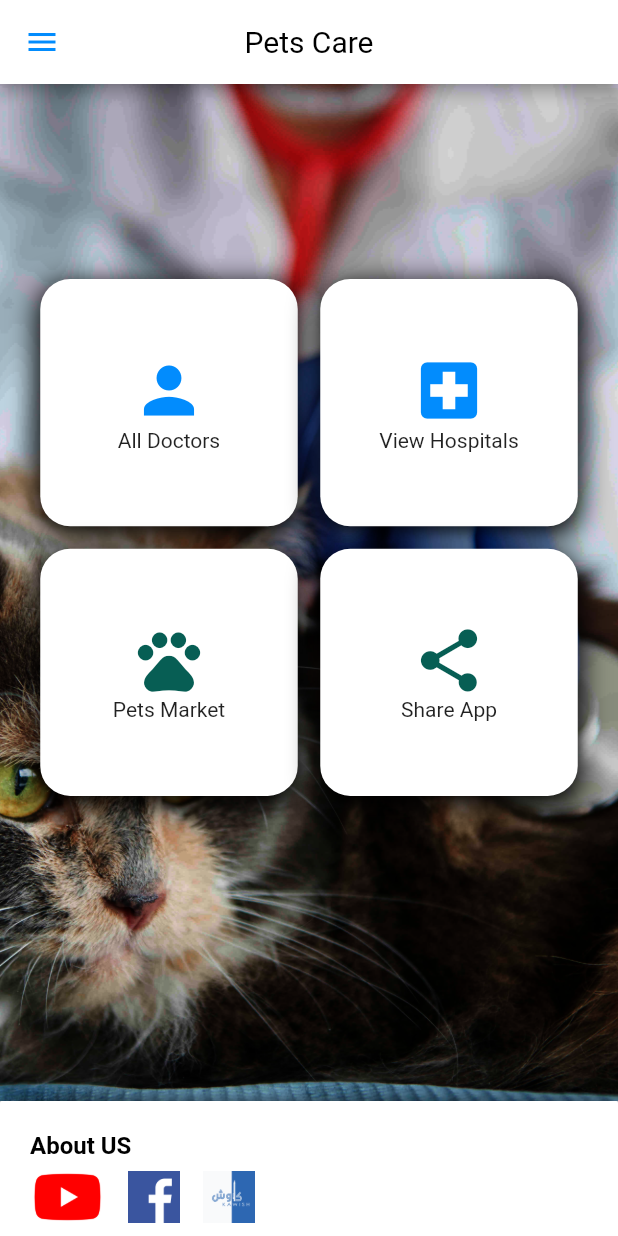
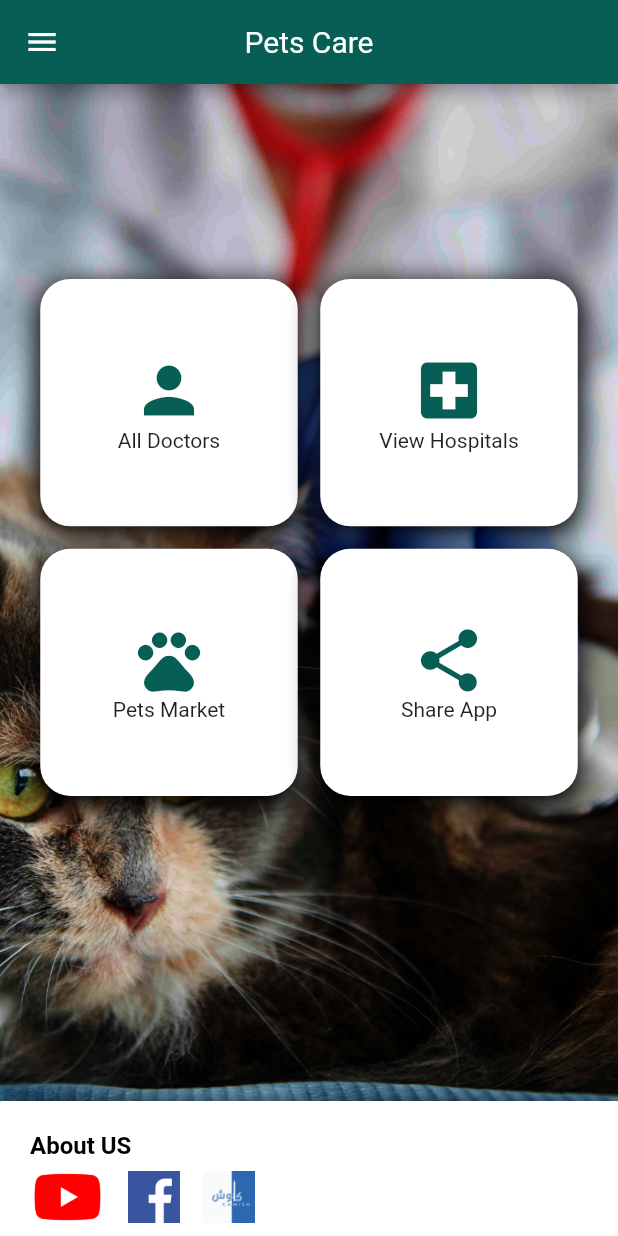
Before and after one commit to Logoutbye/Pets-Cure-App, a Flutter app: the screen it shows after launch, after a tap on "Login", on a phone screen of 412 x 824 dp. Run offline on Flutter 3.47's test engine with Material 2 defaults, Android fonts, the phone set to English and light mode, and no system bars; our stand-ins replace another_flushbar, fluttertoast, shared_preferences; network calls fail.

Commit message:
Ui Updated in login screen

```diff
--- a/lib/res/components/my_app_drawer.dart
+++ b/lib/res/components/my_app_drawer.dart
@@ -17,13 +17,13 @@ class _MyAppDrawerState extends State<MyAppDrawer> {
   @override
   Widget build(BuildContext context) {
     return Drawer(
-      backgroundColor: Colors.white,
+      backgroundColor: MyColors.KWhite,
       child: ListView(
         children: [
           DrawerHeader(
             padding: EdgeInsets.fromLTRB(0, 0, 0, 0),
             child: Container(
-              decoration: BoxDecoration(color: Theme.of(context).primaryColor),
+              decoration: BoxDecoration(color: MyColors.kPrimary),
               child:
                   // waiter == false
                   //     ? Center(
@@ -178,7 +178,7 @@ class _MyAppDrawerState extends State<MyAppDrawer> {
 
           Divider(
             thickness: 1,
-            color: Colors.blueAccent,
+            color: MyColors.kPrimary,
           ),
 
           SizedBox(
--- a/lib/res/my_app_colors.dart
+++ b/lib/res/my_app_colors.dart
@@ -20,7 +20,6 @@ class MyColors {
 //============================
   static const kPrimary = Color(0xFF075E54);
   static const kSecondary =Color.fromARGB(255, 238, 243, 243);
-  static const kBg = Color.fromARGB(255, 255, 255, 255);
-  static const kTextColor = Color.fromARGB(255, 0, 0, 0);
-  static const kbg = Color(0xffF5F5F5);
+  static const KWhite = Color.fromARGB(255, 255, 255, 255);
+  static const kBlack = Color.fromARGB(255, 0, 0, 0);
 }
--- a/lib/view/auth_ui/LoginScreen.dart
+++ b/lib/view/auth_ui/LoginScreen.dart
@@ -32,10 +32,10 @@ class _LoginScreenState extends State<LoginScreen> {
   @override
   Widget build(BuildContext context) {
     return Scaffold(
-     // backgroundColor: MyColors.kBg,
+    //  backgroundColor: MyColors.KWhite,
       appBar: AppBar(
         backgroundColor: MyColors.kPrimary,
-        foregroundColor: MyColors.kBg,
+        foregroundColor: MyColors.KWhite,
         centerTitle: true,
         title: Text(
           'Create Account',
@@ -43,12 +43,7 @@ class _LoginScreenState extends State<LoginScreen> {
             fontSize: 20,
           ),
         ),
-        leading: InkWell(
-          onTap: () {},
-          child: Icon(
-            Icons.arrow_back,
-          ),
-        ),
+
       ),
       body: SingleChildScrollView(
         child: Column(
@@ -64,7 +59,7 @@ class _LoginScreenState extends State<LoginScreen> {
                       color: MyColors.kPrimary,
                       image: DecorationImage(
                         colorFilter:
-                            ColorFilter.mode(Colors.black, BlendMode.softLight),
+                            ColorFilter.mode(MyColors.kBlack, BlendMode.softLight),
                         image: AssetImage("assets/images/pet.jpg"),
                         fit: BoxFit.cover,
                       ),
@@ -78,7 +73,7 @@ class _LoginScreenState extends State<LoginScreen> {
                           child: Text(
                             'Welcome!',
                             style: TextStyle(
-                              color: Colors.white,
+                              color: MyColors.KWhite,
                               fontSize: 40,
                             ),
                           ),
@@ -90,7 +85,7 @@ class _LoginScreenState extends State<LoginScreen> {
                           child: Text(
                             'Find Best Doctor for your pets care and sell and buy your pet.',
                             style: TextStyle(
-                              color: Colors.white,
+                              color: MyColors.KWhite,
                               fontSize: 11,
                             ),
                           ),
@@ -156,14 +151,14 @@ class _LoginScreenState extends State<LoginScreen> {
                                         FilteringTextInputFormatter.digitsOnly,
                                       ],
                                       style: TextStyle(
-                                        color: Colors.black,
+                                        color: MyColors.kBlack,
                                         // fontSize: 18,
                                       ),
                                       decoration: InputDecoration(
                                         hintText: '03XXXXXXXXX',
                                         labelText: 'Mobile Number',
                                         labelStyle:
-                                            TextStyle(color: MyColors.kTextColor),
+                                            TextStyle(color: MyColors.kPrimary),
                                         hintStyle:
                                             TextStyle(color: MyColors.kPrimary),
                                         enabledBorder: new OutlineInputBorder(
@@ -178,15 +173,7 @@ class _LoginScreenState extends State<LoginScreen> {
                                           borderRadius:
                                               BorderRadius.circular(10),
                                         ),
-                                        prefixIcon: Container(
-                                          width: 10,
-                                          height: 10,
-                                          child:Icon(Icons.flag)
-                                          //  Image.asset(
-                                          //   'assets/images/pakflag.png',
-                                          //   //fit: BoxFit.contain,
-                                          // ),
-                                        ),
+                                        prefixIcon: Icon(Icons.flag),
                                       ),
                                     ),
                                   ),
@@ -200,14 +187,14 @@ class _LoginScreenState extends State<LoginScreen> {
                                       obscureText: true,
                                       onTap: () {},
                                       style: TextStyle(
-                                        color: MyColors.kTextColor,
+                                        color: MyColors.kBlack,
                                         // fontSize: 18,
                                       ),
                                       decoration: InputDecoration(
                                         hintText: 'Password',
                                         labelText: 'Password',
                                         labelStyle:
-                                            TextStyle(color: Colors.black),
+                                            TextStyle(color: MyColors.kPrimary),
                                         hintStyle:
                                             TextStyle(color: MyColors.kPrimary),
                                         enabledBorder: new OutlineInputBorder(
@@ -225,10 +212,11 @@ class _LoginScreenState extends State<LoginScreen> {
                                               BorderRadius.circular(10),
                                         ),
                                         prefixIcon: Icon(
+
                                           Icons.lock,
-                                          color:
-                                              MyColors.kPrimary,
-                                          size: 35,
+                                          // color:
+                                          //     MyColors.kPrimary,
+                                          // size: 25,
                                         ),
                                       ),
                                     ),
--- a/lib/view/users_ui/home_screen.dart
+++ b/lib/view/users_ui/home_screen.dart
@@ -3,7 +3,6 @@
 //import 'dart:ffi';
 
 import 'package:flutter/material.dart';
-import 'package:flutter/src/widgets/container.dart';
 import 'package:mvvm_practice_app/res/components/my_app_drawer.dart';
 import 'package:mvvm_practice_app/res/my_app_colors.dart';
 import 'package:mvvm_practice_app/view/pets_market_ui/PetsMarket.dart';
@@ -23,18 +22,15 @@ class _HomeScreenState extends State<HomeScreen> {
   @override
   Widget build(BuildContext context) {
     return Scaffold(
-      backgroundColor: Color.fromARGB(255, 93, 180, 251),
+      backgroundColor: MyColors.KWhite,
       appBar: AppBar(
-        backgroundColor: Colors.white,
-        iconTheme: IconThemeData(
-          color: Color.fromARGB(255, 2, 140, 253),
-        ),
+        backgroundColor: MyColors.kPrimary,
+        foregroundColor: MyColors.KWhite,
         title: Text(
           'Pets Care',
         ),
         titleTextStyle: TextStyle(
           fontSize: 20,
-          color: Colors.black,
         ),
         centerTitle: true,
       ),
@@ -43,7 +39,7 @@ class _HomeScreenState extends State<HomeScreen> {
         height: MediaQuery.of(context).size.height,
         decoration: BoxDecoration(
           image: DecorationImage(
-            colorFilter: ColorFilter.mode(Colors.black, BlendMode.softLight),
+            colorFilter: ColorFilter.mode(MyColors.kBlack, BlendMode.softLight),
             image: AssetImage("assets/images/pet.jpg"),
             fit: BoxFit.cover,
           ),
@@ -90,11 +86,11 @@ class _HomeScreenState extends State<HomeScreen> {
                                   height:
                                       MediaQuery.of(context).size.height / 5,
                                   decoration: BoxDecoration(
-                                    color: Colors.white,
+                                    color: MyColors.KWhite,
                                     borderRadius: BorderRadius.circular(20),
                                     boxShadow: [
                                       BoxShadow(
-                                        color: Colors.black,
+                                        color: MyColors.kBlack,
                                         blurRadius: 15,
                                         spreadRadius: 2,
                                         offset: Offset(
@@ -109,12 +105,8 @@ class _HomeScreenState extends State<HomeScreen> {
                                       mainAxisAlignment:
                                           MainAxisAlignment.center,
                                       children: [
-                                        Icon(
-                                          Icons.person,
-                                          size: 50,
-                                          color:
-                                              Color.fromARGB(255, 2, 140, 253),
-                                        ),
+                                        Icon(Icons.person,
+                                            size: 50, color: MyColors.kPrimary),
                                         Text('All Doctors'),
                                       ],
                                     ),
@@ -143,7 +135,7 @@ class _HomeScreenState extends State<HomeScreen> {
                                     borderRadius: BorderRadius.circular(20),
                                     boxShadow: [
                                       BoxShadow(
-                                        color: Colors.black,
+                                        color: MyColors.kBlack,
                                         blurRadius: 15,
                                         spreadRadius: 2,
                                         offset: Offset(
@@ -158,12 +150,8 @@ class _HomeScreenState extends State<HomeScreen> {
                                       mainAxisAlignment:
                                           MainAxisAlignment.center,
                                       children: [
-                                        Icon(
-                                          Icons.local_hospital,
-                                          size: 50,
-                                          color:
-                                              Color.fromARGB(255, 2, 140, 253),
-                                        ),
+                                        Icon(Icons.local_hospital,
+                                            size: 50, color: MyColors.kPrimary),
                                         Text('View Hospitals'),
                                       ],
                                     ),
```
